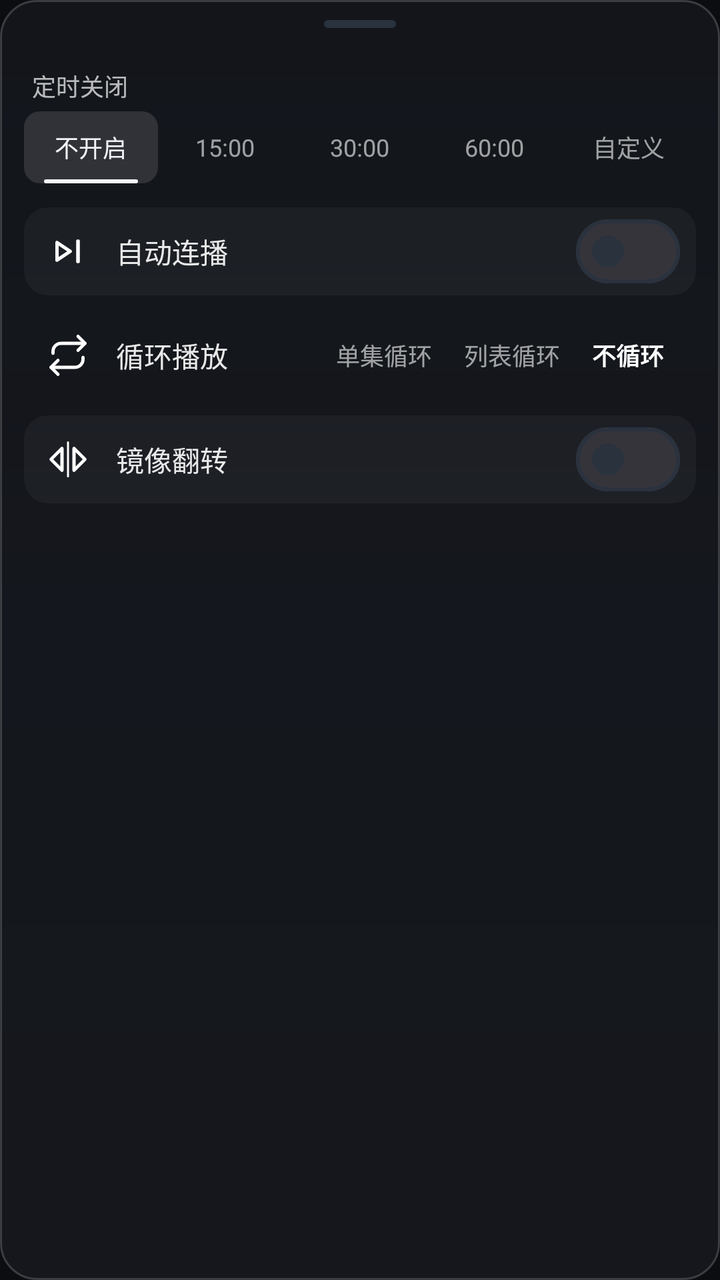
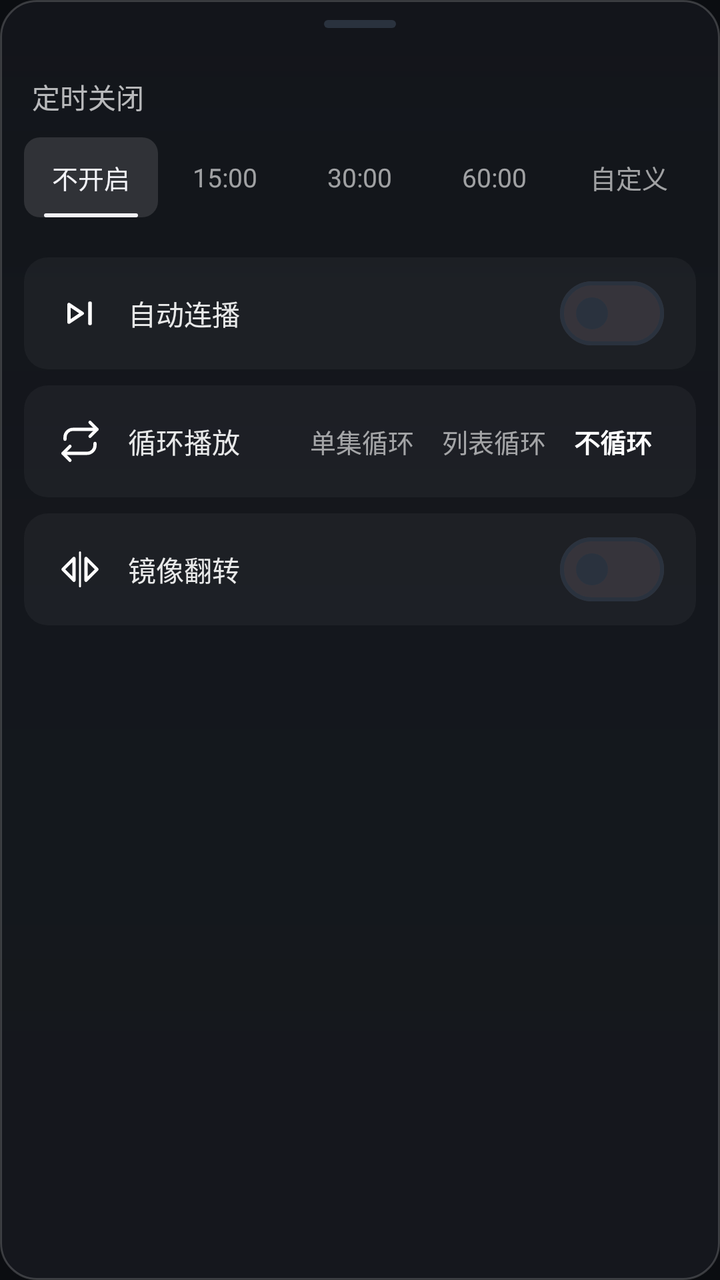

An Android layout rendered at two revisions. The XML below is the earlier revision; the diff shows what the commit changed to produce the second picture.
<!-- AndroidManifest.xml: application theme Theme.LinNas -->
<!-- res/layout/dialog_player_more.xml -->
<?xml version="1.0" encoding="utf-8"?>
<androidx.core.widget.NestedScrollView xmlns:android="http://schemas.android.com/apk/res/android"
    android:layout_width="match_parent"
    android:layout_height="wrap_content"
    android:layout_marginStart="12dp"
    android:layout_marginTop="8dp"
    android:layout_marginEnd="12dp"
    android:layout_marginBottom="8dp"
    android:background="@drawable/bg_player_more"
    android:scrollbars="none">

    <LinearLayout
        android:id="@+id/more_content"
        android:layout_width="match_parent"
        android:layout_height="wrap_content"
        android:orientation="vertical"
        android:paddingBottom="12dp">

        <View
            android:layout_width="36dp"
            android:layout_height="4dp"
            android:layout_gravity="center_horizontal"
            android:layout_marginTop="10dp"
            android:background="@drawable/bg_player_handle" />

        
        <LinearLayout
            android:id="@+id/more_grid"
            android:layout_width="match_parent"
            android:layout_height="wrap_content"
            android:layout_marginTop="6dp"
            android:orientation="horizontal"
            android:paddingStart="8dp"
            android:paddingEnd="8dp" />

        
        <TextView
            android:layout_width="match_parent"
            android:layout_height="wrap_content"
            android:layout_marginStart="16dp"
            android:layout_marginTop="14dp"
            android:layout_marginEnd="16dp"
            android:text="定时关闭"
            android:textColor="#B3FFFFFF"
            android:textSize="12sp" />

        <LinearLayout
            android:id="@+id/sleep_seg"
            android:layout_width="match_parent"
            android:layout_height="wrap_content"
            android:layout_marginStart="12dp"
            android:layout_marginTop="4dp"
            android:layout_marginEnd="12dp"
            android:baselineAligned="false"
            android:gravity="center_vertical"
            android:orientation="horizontal">

            <TextView
                android:id="@+id/seg_sleep_off"
                android:layout_width="0dp"
                android:layout_height="36dp"
                android:layout_weight="1"
                android:background="@drawable/bg_player_seg_on"
                android:gravity="center"
                android:text="不开启"
                android:textColor="#F2F2F7"
                android:textSize="12sp" />

            <TextView
                android:id="@+id/seg_sleep_15"
                android:layout_width="0dp"
                android:layout_height="36dp"
                android:layout_weight="1"
                android:background="@drawable/bg_player_seg"
                android:gravity="center"
                android:text="15:00"
                android:textColor="#99FFFFFF"
                android:textSize="12sp" />

            <TextView
                android:id="@+id/seg_sleep_30"
                android:layout_width="0dp"
                android:layout_height="36dp"
                android:layout_weight="1"
                android:background="@drawable/bg_player_seg"
                android:gravity="center"
                android:text="30:00"
                android:textColor="#99FFFFFF"
                android:textSize="12sp" />

            <TextView
                android:id="@+id/seg_sleep_60"
                android:layout_width="0dp"
                android:layout_height="36dp"
                android:layout_weight="1"
                android:background="@drawable/bg_player_seg"
                android:gravity="center"
                android:text="60:00"
                android:textColor="#99FFFFFF"
                android:textSize="12sp" />

            <TextView
                android:id="@+id/seg_sleep_custom"
                android:layout_width="0dp"
                android:layout_height="36dp"
                android:layout_weight="1"
                android:background="@drawable/bg_player_seg"
                android:gravity="center"
                android:text="自定义"
                android:textColor="#99FFFFFF"
                android:textSize="12sp" />
        </LinearLayout>

        
        <LinearLayout
            android:id="@+id/more_row_autonext"
            android:layout_width="match_parent"
            android:layout_height="44dp"
            android:layout_marginStart="12dp"
            android:layout_marginTop="12dp"
            android:layout_marginEnd="12dp"
            android:background="@drawable/bg_player_row"
            android:clickable="true"
            android:focusable="true"
            android:gravity="center_vertical"
            android:orientation="horizontal"
            android:paddingStart="10dp"
            android:paddingEnd="8dp">

            <ImageView
                android:layout_width="24dp"
                android:layout_height="24dp"
                android:contentDescription="自动连播"
                android:scaleType="fitCenter"
                android:src="@drawable/ic_skip_next"
                android:tint="#B3FFFFFF" />

            <TextView
                android:layout_width="0dp"
                android:layout_height="wrap_content"
                android:layout_marginStart="12dp"
                android:layout_weight="1"
                android:text="自动连播"
                android:textColor="#E6FFFFFF"
                android:textSize="14sp" />

            <com.google.android.material.materialswitch.MaterialSwitch
                android:id="@+id/sw_autonext"
                android:layout_width="wrap_content"
                android:layout_height="wrap_content"
                android:minWidth="0dp"
                android:minHeight="0dp" />
        </LinearLayout>

        
        <LinearLayout
            android:id="@+id/more_row_loop"
            android:layout_width="match_parent"
            android:layout_height="44dp"
            android:layout_marginStart="12dp"
            android:layout_marginTop="8dp"
            android:layout_marginEnd="12dp"
            android:gravity="center_vertical"
            android:orientation="horizontal"
            android:paddingStart="10dp"
            android:paddingEnd="10dp">

            <ImageView
                android:layout_width="24dp"
                android:layout_height="24dp"
                android:contentDescription="循环播放"
                android:scaleType="fitCenter"
                android:src="@drawable/ic_player_loop"
                android:tint="#B3FFFFFF" />

            <TextView
                android:layout_width="0dp"
                android:layout_height="wrap_content"
                android:layout_marginStart="12dp"
                android:layout_weight="1"
                android:text="循环播放"
                android:textColor="#E6FFFFFF"
                android:textSize="14sp" />

            <TextView
                android:id="@+id/seg_loop_single"
                android:layout_width="wrap_content"
                android:layout_height="wrap_content"
                android:paddingStart="6dp"
                android:paddingTop="6dp"
                android:paddingEnd="6dp"
                android:paddingBottom="6dp"
                android:text="单集循环"
                android:textColor="#99FFFFFF"
                android:textSize="12sp" />

            <TextView
                android:id="@+id/seg_loop_list"
                android:layout_width="wrap_content"
                android:layout_height="wrap_content"
                android:layout_marginStart="4dp"
                android:paddingStart="6dp"
                android:paddingTop="6dp"
                android:paddingEnd="6dp"
                android:paddingBottom="6dp"
                android:text="列表循环"
                android:textColor="#99FFFFFF"
                android:textSize="12sp" />

            <TextView
                android:id="@+id/seg_loop_none"
                android:layout_width="wrap_content"
                android:layout_height="wrap_content"
                android:layout_marginStart="4dp"
                android:paddingStart="6dp"
                android:paddingTop="6dp"
                android:paddingEnd="6dp"
                android:paddingBottom="6dp"
                android:text="不循环"
                android:textColor="#FFFFFF"
                android:textSize="12sp"
                android:textStyle="bold" />
        </LinearLayout>

        
        <LinearLayout
            android:id="@+id/more_row_mirror"
            android:layout_width="match_parent"
            android:layout_height="44dp"
            android:layout_marginStart="12dp"
            android:layout_marginTop="8dp"
            android:layout_marginEnd="12dp"
            android:background="@drawable/bg_player_row"
            android:clickable="true"
            android:focusable="true"
            android:gravity="center_vertical"
            android:orientation="horizontal"
            android:paddingStart="10dp"
            android:paddingEnd="8dp">

            <ImageView
                android:layout_width="24dp"
                android:layout_height="24dp"
                android:contentDescription="镜像翻转"
                android:scaleType="fitCenter"
                android:src="@drawable/ic_player_mirror"
                android:tint="#B3FFFFFF" />

            <TextView
                android:layout_width="0dp"
                android:layout_height="wrap_content"
                android:layout_marginStart="12dp"
                android:layout_weight="1"
                android:text="镜像翻转"
                android:textColor="#E6FFFFFF"
                android:textSize="14sp" />

            <com.google.android.material.materialswitch.MaterialSwitch
                android:id="@+id/sw_mirror"
                android:layout_width="wrap_content"
                android:layout_height="wrap_content"
                android:minWidth="0dp"
                android:minHeight="0dp" />
        </LinearLayout>
    </LinearLayout>
</androidx.core.widget.NestedScrollView>
<!-- resources referenced by this layout -->
<resources>
  <!-- drawable bg_player_handle (drawable) -->
  <?xml version="1.0" encoding="utf-8"?>
  <shape xmlns:android="http://schemas.android.com/apk/res/android"
      android:shape="rectangle">
      <solid android:color="?attr/lOutline" />
      <corners android:radius="999dp" />
  </shape>
  <!-- drawable bg_player_more (drawable) -->
  <?xml version="1.0" encoding="utf-8"?>
  <shape xmlns:android="http://schemas.android.com/apk/res/android"
      android:shape="rectangle">
      <gradient
          android:angle="270"
          android:startColor="#9E171A20"
          android:centerColor="#BE171A20"
          android:endColor="#C7171A20" />
      <corners android:radius="18dp" />
      <stroke
          android:width="1dp"
          android:color="#2EFFFFFF" />
  </shape>
  <!-- drawable bg_player_row (drawable) -->
  <?xml version="1.0" encoding="utf-8"?>
  <ripple xmlns:android="http://schemas.android.com/apk/res/android"
      android:color="#1FFFFFFF">
      <item>
          <shape android:shape="rectangle">
              <solid android:color="#0AFFFFFF" />
              <corners android:radius="12dp" />
          </shape>
      </item>
  </ripple>
  <!-- drawable bg_player_seg (drawable) -->
  <?xml version="1.0" encoding="utf-8"?>
  <shape xmlns:android="http://schemas.android.com/apk/res/android"
      android:shape="rectangle">
      <solid android:color="#00000000" />
      <corners android:radius="8dp" />
  </shape>
  <!-- drawable bg_player_seg_on (drawable) -->
  <?xml version="1.0" encoding="utf-8"?>
  <layer-list xmlns:android="http://schemas.android.com/apk/res/android">
      <item>
          <shape android:shape="rectangle">
              <solid android:color="#1FFFFFFF" />
              <corners android:radius="8dp" />
          </shape>
      </item>
      <item
          android:gravity="bottom"
          android:left="10dp"
          android:right="10dp">
          <shape android:shape="rectangle">
              <size android:height="2dp" />
              <solid android:color="#F2F2F7" />
              <corners android:radius="1dp" />
          </shape>
      </item>
  </layer-list>
  <!-- drawable ic_skip_next (drawable) -->
  <?xml version="1.0" encoding="utf-8"?>
  <vector xmlns:android="http://schemas.android.com/apk/res/android"
      android:width="24dp" android:height="24dp"
      android:viewportWidth="24" android:viewportHeight="24">
      <path android:pathData="M17 7v10" android:strokeColor="#FFFFFFFF" android:strokeWidth="1.9" android:strokeLineCap="round" android:fillColor="#00000000"/>
      <path android:pathData="M6.5 7.6v8.8l6.6-4.4z" android:strokeColor="#FFFFFFFF" android:strokeWidth="1.7" android:strokeLineCap="round" android:strokeLineJoin="round" android:fillColor="#00000000"/>
  </vector>
  <color name="t_blue_ink">#0B0D11</color>
  <color name="t_blue_surface">#14181F</color>
  <color name="t_blue_surface_high">#1C222C</color>
  <color name="t_blue_outline">#2A323E</color>
  <color name="t_blue_text">#E9EDF5</color>
  <color name="t_blue_text_dim">#98A2B3</color>
  <color name="t_blue_primary">#6EA8FE</color>
  <color name="t_blue_on_primary">#071021</color>
  <color name="danger">#FF7A7A</color>
  <color name="mint">#79E2B6</color>
  <!-- unchanged entries left out for length: 3 -->
</resources>

<!-- the commit's change to res/layout/dialog_player_more.xml (unified diff, before → after) -->
@@ -16,7 +16,9 @@
         android:orientation="vertical"
         android:paddingBottom="12dp">
 
+        
         <View
+            android:id="@+id/more_handle"
             android:layout_width="36dp"
             android:layout_height="4dp"
             android:layout_gravity="center_horizontal"
@@ -28,8 +30,8 @@
             android:id="@+id/more_grid"
             android:layout_width="match_parent"
             android:layout_height="wrap_content"
-            android:layout_marginTop="6dp"
-            android:orientation="horizontal"
+            android:layout_marginTop="4dp"
+            android:orientation="vertical"
             android:paddingStart="8dp"
             android:paddingEnd="8dp" />
 
@@ -38,18 +40,18 @@
             android:layout_width="match_parent"
             android:layout_height="wrap_content"
             android:layout_marginStart="16dp"
-            android:layout_marginTop="14dp"
+            android:layout_marginTop="20dp"
             android:layout_marginEnd="16dp"
             android:text="定时关闭"
             android:textColor="#B3FFFFFF"
-            android:textSize="12sp" />
+            android:textSize="14sp" />
 
         <LinearLayout
             android:id="@+id/sleep_seg"
             android:layout_width="match_parent"
             android:layout_height="wrap_content"
             android:layout_marginStart="12dp"
-            android:layout_marginTop="4dp"
+            android:layout_marginTop="10dp"
             android:layout_marginEnd="12dp"
             android:baselineAligned="false"
             android:gravity="center_vertical"
@@ -58,74 +60,74 @@
             <TextView
                 android:id="@+id/seg_sleep_off"
                 android:layout_width="0dp"
-                android:layout_height="36dp"
+                android:layout_height="40dp"
                 android:layout_weight="1"
                 android:background="@drawable/bg_player_seg_on"
                 android:gravity="center"
                 android:text="不开启"
                 android:textColor="#F2F2F7"
-                android:textSize="12sp" />
+                android:textSize="13sp" />
 
             <TextView
                 android:id="@+id/seg_sleep_15"
                 android:layout_width="0dp"
-                android:layout_height="36dp"
+                android:layout_height="40dp"
                 android:layout_weight="1"
                 android:background="@drawable/bg_player_seg"
                 android:gravity="center"
                 android:text="15:00"
                 android:textColor="#99FFFFFF"
-                android:textSize="12sp" />
+                android:textSize="13sp" />
 
             <TextView
                 android:id="@+id/seg_sleep_30"
                 android:layout_width="0dp"
-                android:layout_height="36dp"
+                android:layout_height="40dp"
                 android:layout_weight="1"
                 android:background="@drawable/bg_player_seg"
                 android:gravity="center"
                 android:text="30:00"
                 android:textColor="#99FFFFFF"
-                android:textSize="12sp" />
+                android:textSize="13sp" />
 
             <TextView
                 android:id="@+id/seg_sleep_60"
                 android:layout_width="0dp"
-                android:layout_height="36dp"
+                android:layout_height="40dp"
                 android:layout_weight="1"
                 android:background="@drawable/bg_player_seg"
                 android:gravity="center"
                 android:text="60:00"
                 android:textColor="#99FFFFFF"
-                android:textSize="12sp" />
+                android:textSize="13sp" />
 
             <TextView
                 android:id="@+id/seg_sleep_custom"
                 android:layout_width="0dp"
-                android:layout_height="36dp"
+                android:layout_height="40dp"
                 android:layout_weight="1"
                 android:background="@drawable/bg_player_seg"
                 android:gravity="center"
                 android:text="自定义"
                 android:textColor="#99FFFFFF"
-                android:textSize="12sp" />
+                android:textSize="13sp" />
         </LinearLayout>
 
         
         <LinearLayout
             android:id="@+id/more_row_autonext"
             android:layout_width="match_parent"
-            android:layout_height="44dp"
-            android:layout_marginStart="12dp"
-            android:layout_marginTop="12dp"
+            android:layout_height="56dp"
+            android:layout_marginStart="12dp"
+            android:layout_marginTop="20dp"
             android:layout_marginEnd="12dp"
             android:background="@drawable/bg_player_row"
             android:clickable="true"
             android:focusable="true"
             android:gravity="center_vertical"
             android:orientation="horizontal"
-            android:paddingStart="10dp"
-            android:paddingEnd="8dp">
+            android:paddingStart="16dp"
+            android:paddingEnd="16dp">
 
             <ImageView
                 android:layout_width="24dp"
@@ -140,6 +142,7 @@
                 android:layout_height="wrap_content"
                 android:layout_marginStart="12dp"
                 android:layout_weight="1"
+                android:maxLines="1"
                 android:text="自动连播"
                 android:textColor="#E6FFFFFF"
                 android:textSize="14sp" />
@@ -152,18 +155,18 @@
                 android:minHeight="0dp" />
         </LinearLayout>
 
-        
         <LinearLayout
             android:id="@+id/more_row_loop"
             android:layout_width="match_parent"
-            android:layout_height="44dp"
+            android:layout_height="56dp"
             android:layout_marginStart="12dp"
             android:layout_marginTop="8dp"
             android:layout_marginEnd="12dp"
+            android:background="@drawable/bg_player_row"
             android:gravity="center_vertical"
             android:orientation="horizontal"
-            android:paddingStart="10dp"
-            android:paddingEnd="10dp">
+            android:paddingStart="16dp"
+            android:paddingEnd="16dp">
 
             <ImageView
                 android:layout_width="24dp"
@@ -178,6 +181,7 @@
                 android:layout_height="wrap_content"
                 android:layout_marginStart="12dp"
                 android:layout_weight="1"
+                android:maxLines="1"
                 android:text="循环播放"
                 android:textColor="#E6FFFFFF"
                 android:textSize="14sp" />
@@ -192,41 +196,40 @@
                 android:paddingBottom="6dp"
                 android:text="单集循环"
                 android:textColor="#99FFFFFF"
-                android:textSize="12sp" />
+                android:textSize="13sp" />
 
             <TextView
                 android:id="@+id/seg_loop_list"
                 android:layout_width="wrap_content"
                 android:layout_height="wrap_content"
-                android:layout_marginStart="4dp"
+                android:layout_marginStart="2dp"
                 android:paddingStart="6dp"
                 android:paddingTop="6dp"
                 android:paddingEnd="6dp"
                 android:paddingBottom="6dp"
                 android:text="列表循环"
                 android:textColor="#99FFFFFF"
-                android:textSize="12sp" />
+                android:textSize="13sp" />
 
             <TextView
                 android:id="@+id/seg_loop_none"
                 android:layout_width="wrap_content"
                 android:layout_height="wrap_content"
-                android:layout_marginStart="4dp"
+                android:layout_marginStart="2dp"
                 android:paddingStart="6dp"
                 android:paddingTop="6dp"
                 android:paddingEnd="6dp"
                 android:paddingBottom="6dp"
                 android:text="不循环"
                 android:textColor="#FFFFFF"
-                android:textSize="12sp"
+                android:textSize="13sp"
                 android:textStyle="bold" />
         </LinearLayout>
 
-        
         <LinearLayout
             android:id="@+id/more_row_mirror"
             android:layout_width="match_parent"
-            android:layout_height="44dp"
+            android:layout_height="56dp"
             android:layout_marginStart="12dp"
             android:layout_marginTop="8dp"
             android:layout_marginEnd="12dp"
@@ -235,8 +238,8 @@
             android:focusable="true"
             android:gravity="center_vertical"
             android:orientation="horizontal"
-            android:paddingStart="10dp"
-            android:paddingEnd="8dp">
+            android:paddingStart="16dp"
+            android:paddingEnd="16dp">
 
             <ImageView
                 android:layout_width="24dp"
@@ -251,6 +254,7 @@
                 android:layout_height="wrap_content"
                 android:layout_marginStart="12dp"
                 android:layout_weight="1"
+                android:maxLines="1"
                 android:text="镜像翻转"
                 android:textColor="#E6FFFFFF"
                 android:textSize="14sp" />
